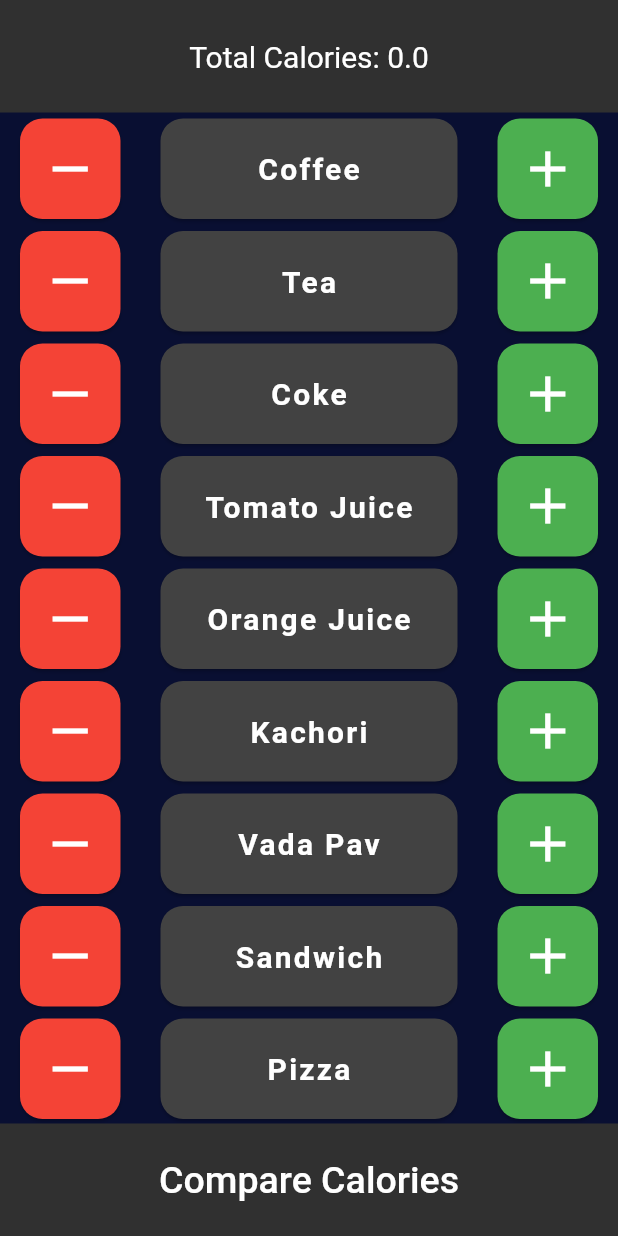
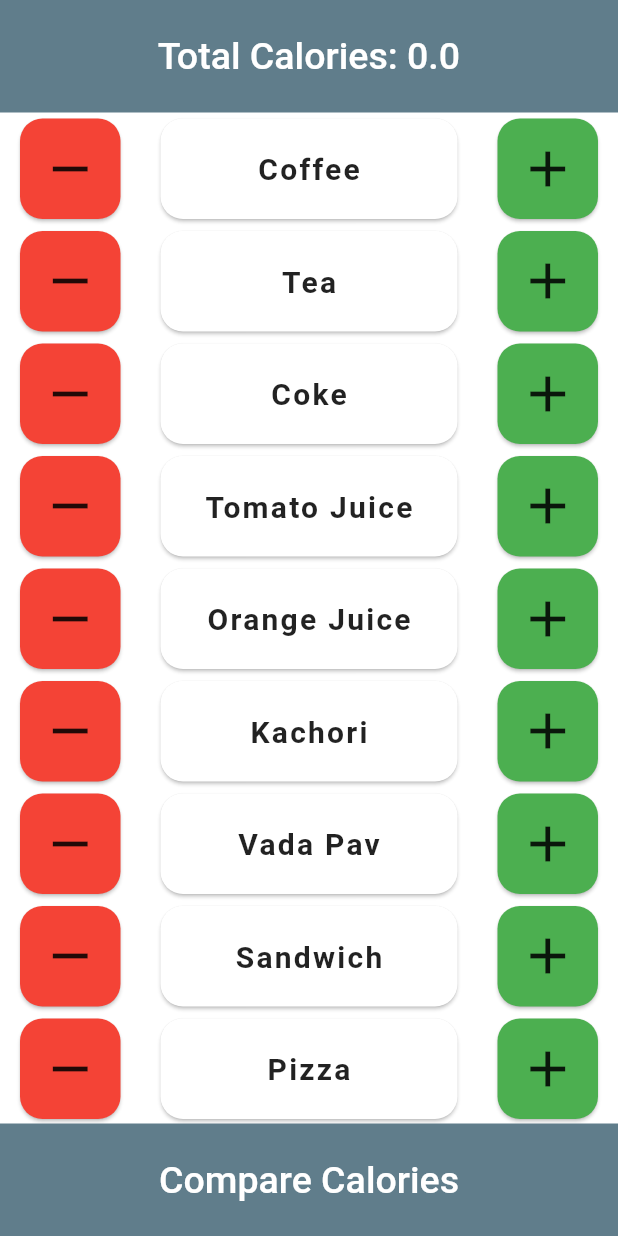
Before and after one commit to MadhuRaghani/bmi_calculator, a Flutter app: the screen it shows after launch, after a tap on "Calorie Counter", on a phone screen of 412 x 824 dp. Run offline on Flutter 3.47's test engine with Material 2 defaults, Android fonts, the phone set to English and light mode, and no system bars; our stand-ins replace font_awesome_flutter.

Commit message:
"BMI Calculator for HMI"

```diff
--- a/lib/constants.dart
+++ b/lib/constants.dart
@@ -1,8 +1,8 @@
 import 'package:flutter/material.dart';
 
 const kBottomContainerHeight = 80.0;
-const Color kActiveColor = Color(0xFF1D1E33);
-const Color kInActiveColor = Color(0xFF111328);
+const Color kActiveColor = Colors.blueGrey;
+const Color kInActiveColor = Colors.black12;
 const Color kBottomContainerColor = Color(0xFFEB1555);
 
 enum Gender {
@@ -11,12 +11,19 @@ enum Gender {
 
 const TextStyle kTextStyle = TextStyle(
   fontSize: 18.0,
-  color: Color(0xFF8D8E98),
+  color: Colors.white,
+);
+
+const TextStyle kMediumTextStyle = TextStyle(
+  fontSize: 25.0,
+  fontWeight: FontWeight.w500,
+  color: Colors.white,
 );
 
 const TextStyle kBigTextStyle = TextStyle(
   fontSize: 50.0,
   fontWeight: FontWeight.w900,
+  color: Colors.white,
 );
 
 const kLargeTextButtonStyle = TextStyle(
@@ -27,8 +34,8 @@ const kLargeTextButtonStyle = TextStyle(
 
 const kResultTextStyle = TextStyle(
   fontSize: 20.0,
-  fontWeight: FontWeight.bold,
-  color: Colors.green,
+  fontWeight: FontWeight.w400,
+  color: Colors.white,
 );
 
 const kResultValueTextStyle = TextStyle(
--- a/lib/main.dart
+++ b/lib/main.dart
@@ -1,3 +1,4 @@
+import 'package:bmicalculator/constants.dart';
 import 'package:flutter/material.dart';
 import 'package:bmicalculator/screens/input_page.dart';
 import 'package:bmicalculator/screens/results_page.dart';
@@ -10,9 +11,9 @@ class BMICalculator extends StatelessWidget {
   @override
   Widget build(BuildContext context) {
     return MaterialApp(
-      theme: ThemeData.dark().copyWith(
-        primaryColor: Color(0xFF0A0E21),
-        scaffoldBackgroundColor: Color(0xFF090F32),
+      theme: ThemeData.light().copyWith(
+        primaryColor: kActiveColor,
+        scaffoldBackgroundColor: Colors.white
       ),
       initialRoute: '/',
       routes: {
--- a/lib/screens/calorie_counter_screen.dart
+++ b/lib/screens/calorie_counter_screen.dart
@@ -1,3 +1,4 @@
+import 'package:bmicalculator/constants.dart';
 import 'package:flutter/material.dart';
 
 class CalorieCounterScreen extends StatefulWidget {
@@ -1606,18 +1607,18 @@ class _CalorieCounterScreenState extends State<CalorieCounterScreen> {
               mainAxisAlignment: MainAxisAlignment.spaceBetween,
               children: <Widget>[
                 Container(
-                  color: Color(0xff303030),
+                  color: kActiveColor,
                   height: 75.0,
                   child: Center(
                     child: Text(
                       'Total Calories: ${calories < 0.0 ? calories = 0.0 : calories}',
                       textAlign: TextAlign.center,
-                      style: TextStyle(fontSize: 20.0),
+                      style: kMediumTextStyle,
                     ),
                   ),
                 ),
                 Container(
-                  color: Color(0xff303030),
+                  color: kActiveColor,
                   height: 75.0,
                   child: FlatButton(
                     onPressed: () {
@@ -1661,7 +1662,7 @@ class _CalorieCounterScreenState extends State<CalorieCounterScreen> {
                       child: Text(
                         'Compare Calories',
                         textAlign: TextAlign.center,
-                        style: TextStyle(fontSize: 25.0),
+                        style: kMediumTextStyle,
                       ),
                     ),
                   ),
--- a/lib/screens/input_page.dart
+++ b/lib/screens/input_page.dart
@@ -86,7 +86,7 @@ class _InputPageState extends State<InputPage> {
                     textBaseline: TextBaseline.alphabetic,
                     children: <Widget>[
                       Text(height.toString(), style: kBigTextStyle,),
-                      Text("cm", style: kTextStyle,),
+                      Text("cm", style: kBigTextStyle,),
                     ],
                   ),
                   SliderTheme(
--- a/lib/screens/results_page.dart
+++ b/lib/screens/results_page.dart
@@ -24,7 +24,7 @@ class ResultsPage extends StatelessWidget {
               padding: EdgeInsets.only(top: 10.0),
               child: Text("Your Result:", style: TextStyle(
                 fontWeight: FontWeight.bold,
-                fontSize: 50.0,
+                fontSize: 45.0,
               ),
               ),
               alignment: Alignment.bottomLeft,
```
